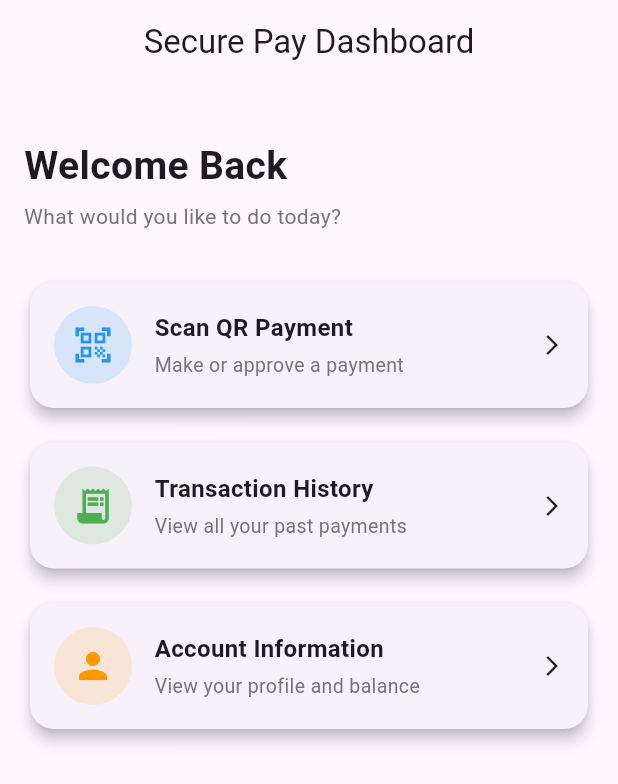
After one commit to zerulite/fyp_qr_flutter_app, a Flutter app: the MainPage screen opened directly, on a phone screen of 412 x 824 dp. The commit adds this screen. Shown: the top 784 px of the screen. Run offline on Flutter 3.47's test engine with Material 3 defaults, Android fonts, the phone set to English and light mode, and no system bars; our stand-ins replace flutter_secure_storage, local_auth, shared_preferences; missing offline and left inert: mobile_scanner; accounts and stored records are empty.

Commit message:
added new pages; transaction history, main page

```diff
--- a/lib/screens/login_page.dart
+++ b/lib/screens/login_page.dart
@@ -1,5 +1,6 @@
 import 'dart:convert';
 import 'package:flutter/material.dart';
+import 'package:fyp_qr_scanner/screens/main_page.dart';
 import 'package:http/http.dart' as http;
 import 'package:shared_preferences/shared_preferences.dart';
 import 'package:local_auth/local_auth.dart';
@@ -186,7 +187,7 @@ class _LoginPageState extends State<LoginPage> {
 
         Navigator.pushReplacement(
           context,
-          MaterialPageRoute(builder: (_) => const QRScannerPage()),
+          MaterialPageRoute(builder: (_) => const MainPage()),
         );
       } else {
         ScaffoldMessenger.of(
--- /dev/null
+++ b/lib/screens/main_page.dart
@@ -0,0 +1,144 @@
+import 'package:flutter/material.dart';
+
+import 'qr_scanner_page.dart';
+import 'transaction_history.dart';
+
+class MainPage extends StatelessWidget {
+  const MainPage({super.key});
+
+  @override
+  Widget build(BuildContext context) {
+    return Scaffold(
+      appBar: AppBar(
+        title: const Text("Secure Pay Dashboard"),
+        centerTitle: true,
+      ),
+      body: Padding(
+        padding: const EdgeInsets.all(16),
+        child: Column(
+          crossAxisAlignment: CrossAxisAlignment.stretch,
+          children: [
+            const SizedBox(height: 20),
+
+            const Text(
+              "Welcome Back",
+              style: TextStyle(fontSize: 26, fontWeight: FontWeight.bold),
+            ),
+
+            const SizedBox(height: 5),
+
+            Text(
+              "What would you like to do today?",
+              style: TextStyle(fontSize: 14, color: Colors.grey[600]),
+            ),
+
+            const SizedBox(height: 30),
+
+            // QR Scanner
+            _buildMenuCard(
+              context,
+              title: "Scan QR Payment",
+              subtitle: "Make or approve a payment",
+              icon: Icons.qr_code_scanner,
+              color: Colors.blue,
+              onTap: () {
+                Navigator.push(
+                  context,
+                  MaterialPageRoute(builder: (_) => const QRScannerPage()),
+                );
+              },
+            ),
+
+            const SizedBox(height: 15),
+
+            // Transaction History
+            _buildMenuCard(
+              context,
+              title: "Transaction History",
+              subtitle: "View all your past payments",
+              icon: Icons.receipt_long,
+              color: Colors.green,
+              onTap: () {
+                Navigator.push(
+                  context,
+                  MaterialPageRoute(
+                    builder: (_) => const TransactionHistoryPage(),
+                  ),
+                );
+              },
+            ),
+
+            const SizedBox(height: 15),
+
+            // Account Info (placeholder)
+            _buildMenuCard(
+              context,
+              title: "Account Information",
+              subtitle: "View your profile and balance",
+              icon: Icons.person,
+              color: Colors.orange,
+              onTap: () {
+                ScaffoldMessenger.of(context).showSnackBar(
+                  const SnackBar(
+                    content: Text("Account page not implemented yet"),
+                  ),
+                );
+              },
+            ),
+          ],
+        ),
+      ),
+    );
+  }
+
+  Widget _buildMenuCard(
+    BuildContext context, {
+    required String title,
+    required String subtitle,
+    required IconData icon,
+    required Color color,
+    required VoidCallback onTap,
+  }) {
+    return InkWell(
+      onTap: onTap,
+      borderRadius: BorderRadius.circular(16),
+      child: Card(
+        elevation: 4,
+        shape: RoundedRectangleBorder(borderRadius: BorderRadius.circular(16)),
+        child: Padding(
+          padding: const EdgeInsets.all(16),
+          child: Row(
+            children: [
+              CircleAvatar(
+                radius: 26,
+                backgroundColor: color.withOpacity(0.15),
+                child: Icon(icon, color: color, size: 28),
+              ),
+              const SizedBox(width: 15),
+              Expanded(
+                child: Column(
+                  crossAxisAlignment: CrossAxisAlignment.start,
+                  children: [
+                    Text(
+                      title,
+                      style: const TextStyle(
+                        fontSize: 16,
+                        fontWeight: FontWeight.bold,
+                      ),
+                    ),
+                    const SizedBox(height: 4),
+                    Text(
+                      subtitle,
+                      style: TextStyle(fontSize: 13, color: Colors.grey[600]),
+                    ),
+                  ],
+                ),
+              ),
+              const Icon(Icons.arrow_forward_ios, size: 16),
+            ],
+          ),
+        ),
+      ),
+    );
+  }
+}
```
Also changed, not shown: lib/screens/transaction_history.dart (added, +221 -0 lines).
